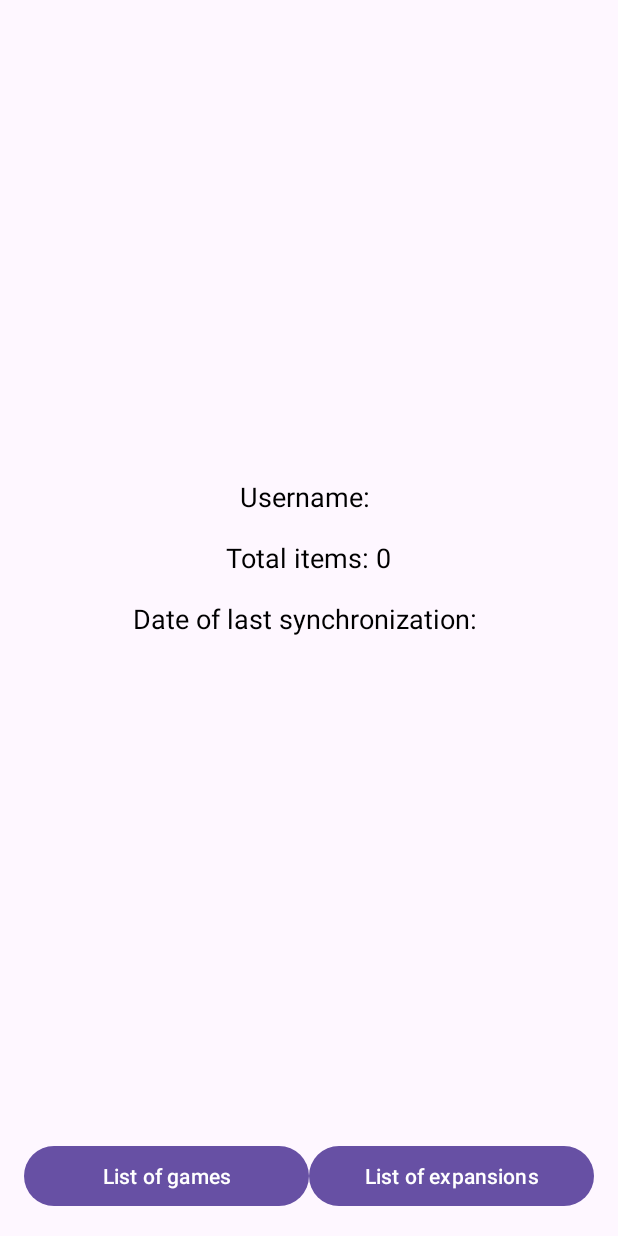
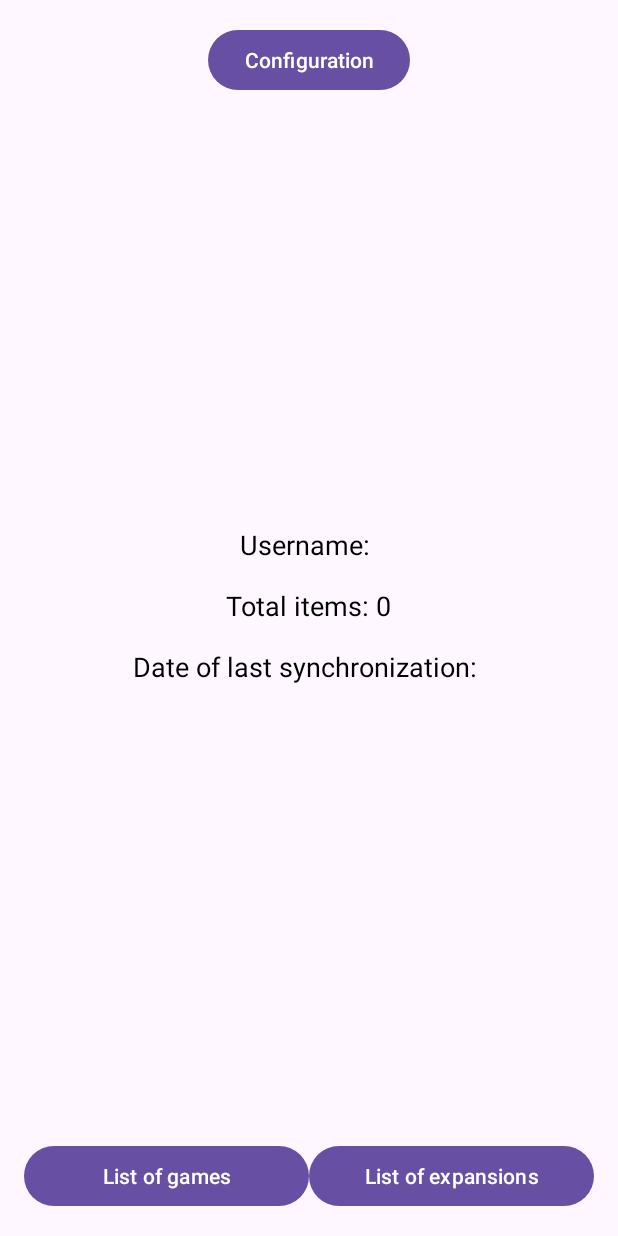
Before and after one commit to kubajarmuzek/BoardGameCollector, an Android app: the ProfileActivity screen opened directly, with no data from a screen before it, on a phone screen of 412 x 824 dp. Run offline under Robolectric (Android 15) with nearby library versions, the phone set to English and light mode, and no system bars; network calls fail.

Commit message:
Working on navigation

```diff
--- a/app/src/main/java/edu/put/inf151818/ProfileActivity.kt
+++ b/app/src/main/java/edu/put/inf151818/ProfileActivity.kt
@@ -36,7 +36,11 @@ class ProfileActivity : AppCompatActivity() {
         val games: Button = findViewById(R.id.games)
         val expansions: Button = findViewById(R.id.expansions)
 
-
+        val nextButton: Button = findViewById(R.id.nextButton)
+        nextButton.setOnClickListener {
+            val intent = Intent(this, MainActivity::class.java)
+            startActivity(intent)
+        }
 
         games.setOnClickListener {
             val intent = Intent(applicationContext, GamesActivity::class.java)
--- a/app/src/main/res/layout/activity_profile.xml
+++ b/app/src/main/res/layout/activity_profile.xml
@@ -5,6 +5,18 @@
     android:layout_width="match_parent"
     android:layout_height="match_parent"
     tools:context=".ProfileActivity">
+
+    <!-- Add Button -->
+    <Button
+        android:id="@+id/nextButton"
+        android:layout_width="wrap_content"
+        android:layout_height="wrap_content"
+        android:text="Configuration"
+        app:layout_constraintTop_toTopOf="parent"
+        app:layout_constraintStart_toStartOf="parent"
+        app:layout_constraintEnd_toEndOf="parent"
+        android:layout_marginTop="16dp"
+        android:layout_marginHorizontal="16dp"/>
 
     <LinearLayout
         android:id="@+id/profileContainer"
@@ -14,8 +26,10 @@
         android:orientation="vertical"
         android:gravity="center"
         android:padding="16dp"
-        app:layout_constraintTop_toTopOf="parent"
+        app:layout_constraintTop_toBottomOf="@id/nextButton"
         app:layout_constraintBottom_toTopOf="@+id/buttonContainer">
+
+        <!-- Existing layout components -->
 
         <TextView
             android:id="@+id/usernameTextView"
@@ -66,4 +80,5 @@
             android:text="List of expansions" />
 
     </LinearLayout>
+
 </androidx.constraintlayout.widget.ConstraintLayout>
```
